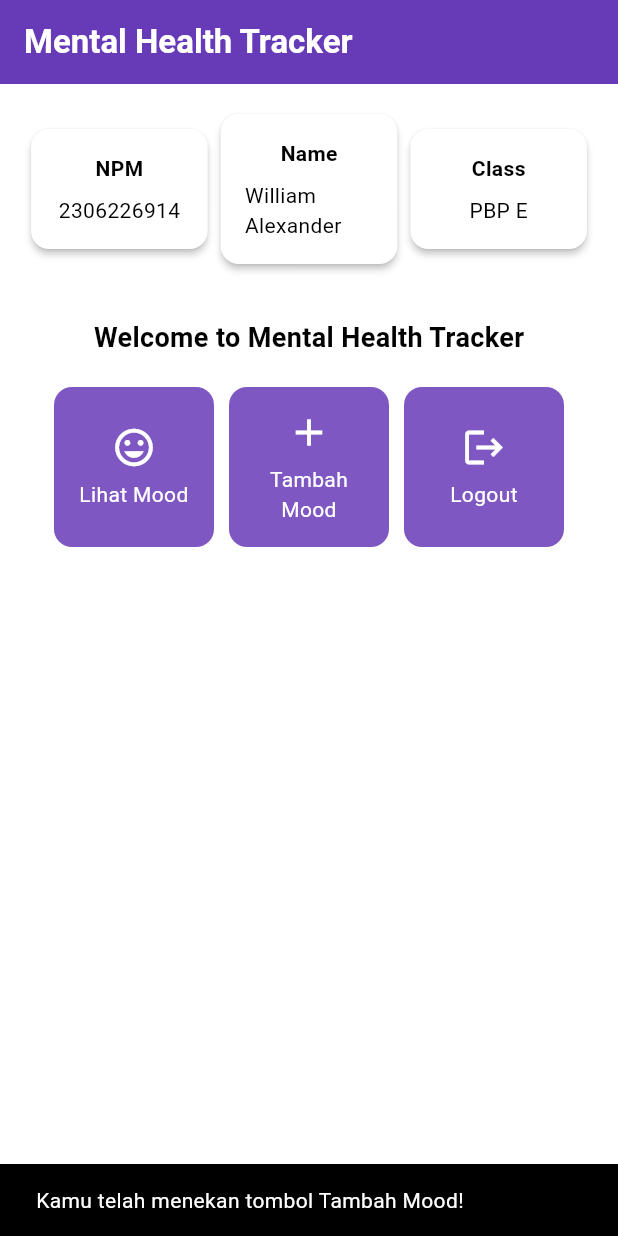
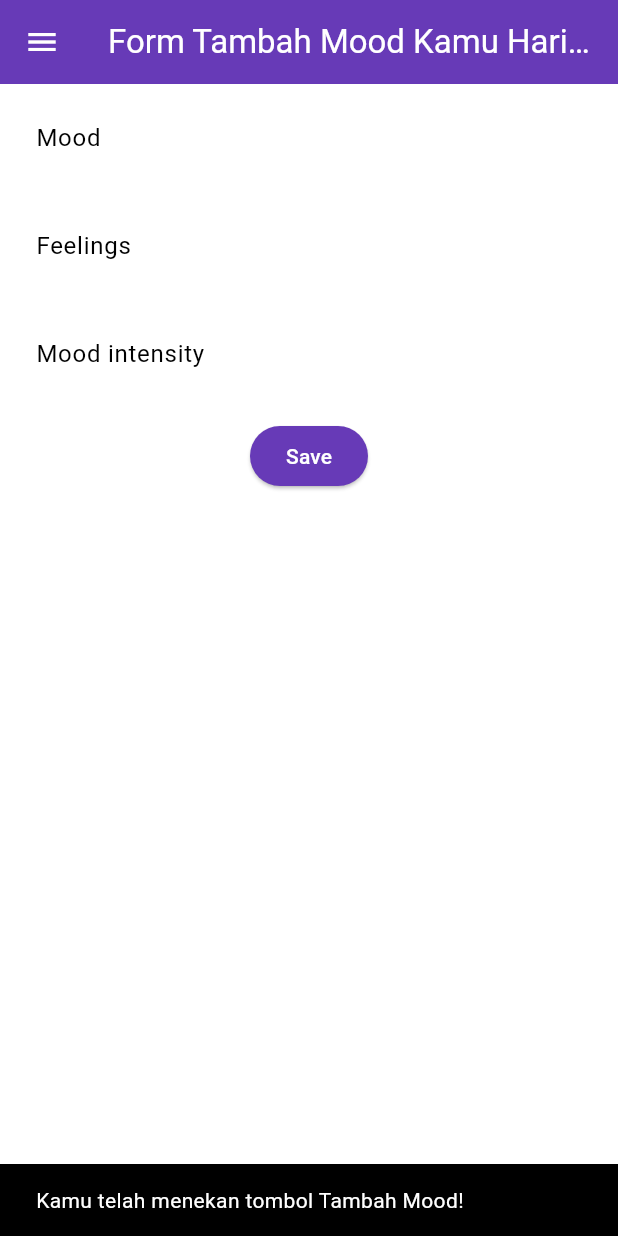
Before and after one commit to williamalxndr/mental-health-tracker-mobile, a Flutter app: the screen it shows after launch, after a tap on "Tambah Mood", on a phone screen of 412 x 824 dp. Run offline on Flutter 3.47's test engine with Material 3 defaults, Android fonts, the phone set to English and light mode, and no system bars.

Commit message:
tutorial 7 done

```diff
--- a/lib/menu.dart
+++ b/lib/screen/menu.dart
@@ -1,4 +1,6 @@
 import 'package:flutter/material.dart';
+import 'package:mental_health_tracker/widgets/left_drawer.dart';
+import 'package:mental_health_tracker/screen/moodentry_form.dart';
 
 class ItemCard extends StatelessWidget {
   // Menampilkan kartu dengan ikon dan nama.
@@ -23,6 +25,10 @@ class ItemCard extends StatelessWidget {
             ..hideCurrentSnackBar()
             ..showSnackBar(SnackBar(
                 content: Text("Kamu telah menekan tombol ${item.name}!")));
+          if (item.name == "Tambah Mood") {
+              Navigator.push(context,
+                MaterialPageRoute(builder: (context) => const MoodEntryFormPage()));
+            }
         },
         // Container untuk menyimpan Icon dan Text
         child: Container(
@@ -122,7 +128,11 @@ class MyHomePage extends StatelessWidget {
         ),
         // Warna latar belakang AppBar diambil dari skema warna tema aplikasi.
         backgroundColor: Theme.of(context).colorScheme.primary,
+        // Mengganti warna icon drawer menjadi putih
+        iconTheme: const IconThemeData(color: Colors.white),
       ),
+      // Masukkan drawer sebagai parameter nilai drawer dari widget Scaffold
+      drawer: const LeftDrawer(),
       // Body halaman dengan padding di sekelilingnya.
       body: Padding(
         padding: const EdgeInsets.all(16.0),
--- /dev/null
+++ b/lib/screen/moodentry_form.dart
@@ -0,0 +1,161 @@
+import 'package:flutter/material.dart';
+import 'package:mental_health_tracker/widgets/left_drawer.dart';
+
+class MoodEntryFormPage extends StatefulWidget {
+  const MoodEntryFormPage({super.key});
+
+  @override
+  State<MoodEntryFormPage> createState() => _MoodEntryFormPageState();
+}
+
+class _MoodEntryFormPageState extends State<MoodEntryFormPage> {
+  final _formKey = GlobalKey<FormState>();
+  String _mood = "";
+	String _feelings = "";
+	int _moodIntensity = 0;
+
+  @override
+  Widget build(BuildContext context) {
+    return Scaffold(
+      appBar: AppBar(
+        title: const Center(
+          child: Text(
+            'Form Tambah Mood Kamu Hari ini',
+          ),
+        ),
+        backgroundColor: Theme.of(context).colorScheme.primary,
+        foregroundColor: Colors.white,
+      ),
+      drawer: const LeftDrawer(),
+      body: Form(
+        key: _formKey,
+        child: SingleChildScrollView(
+          child: Column(
+            crossAxisAlignment: CrossAxisAlignment.start,
+            children: [
+              Padding(
+                padding: const EdgeInsets.all(8.0),
+                child: TextFormField(
+                  decoration: InputDecoration(
+                    hintText: "Mood",
+                    labelText: "Mood",
+                    border: OutlineInputBorder(
+                      borderRadius: BorderRadius.circular(5.0),
+                    ),
+                  ),
+                  onChanged: (String? value) {
+                    setState(() {
+                      _mood = value!;
+                    });
+                  },
+                  validator: (String? value) {
+                    if (value == null || value.isEmpty) {
+                      return "Mood tidak boleh kosong!";
+                    }
+                    return null;
+                  },
+                ),
+              ),
+              Padding(
+              padding: const EdgeInsets.all(8.0),
+              child: TextFormField(
+                decoration: InputDecoration(
+                  hintText: "Feelings",
+                  labelText: "Feelings",
+                  border: OutlineInputBorder(
+                    borderRadius: BorderRadius.circular(5.0),
+                  ),
+                ),
+                onChanged: (String? value) {
+                  setState(() {
+                    _feelings = value!;
+                  });
+                },
+                validator: (String? value) {
+                  if (value == null || value.isEmpty) {
+                    return "Feelings tidak boleh kosong!";
+                  }
+                  return null;
+                },
+              ),
+            ),
+              Padding(
+                padding: const EdgeInsets.all(8.0),
+                child: TextFormField(
+                  decoration: InputDecoration(
+                    hintText: "Mood intensity",
+                    labelText: "Mood intensity",
+                    border: OutlineInputBorder(
+                      borderRadius: BorderRadius.circular(5.0),
+                    ),
+                  ),
+                  onChanged: (String? value) {
+                    setState(() {
+                      _moodIntensity = int.tryParse(value!) ?? 0;
+                    });
+                  },
+                  validator: (String? value) {
+                    if (value == null || value.isEmpty) {
+                      return "Mood intensity tidak boleh kosong!";
+                    }
+                    if (int.tryParse(value) == null) {
+                      return "Mood intensity harus berupa angka!";
+                    }
+                    return null;
+                  },
+                ),
+              ),
+              Align(
+                alignment: Alignment.bottomCenter,
+                child: Padding(
+                  padding: const EdgeInsets.all(8.0),
+                  child: ElevatedButton(
+                    style: ButtonStyle(
+                      backgroundColor: WidgetStateProperty.all(
+                          Theme.of(context).colorScheme.primary),
+                    ),
+                    onPressed: () {
+                      if (_formKey.currentState!.validate()) {
+                        showDialog(
+                          context: context,
+                          builder: (context) {
+                            return AlertDialog(
+                              title: const Text('Mood berhasil tersimpan'),
+                              content: SingleChildScrollView(
+                                child: Column(
+                                  crossAxisAlignment: CrossAxisAlignment.start,
+                                  children: [
+                                    Text('Mood: $_mood'),
+                                    Text('Feelings: $_feelings'),
+                                    Text('Mood Intensity: $_moodIntensity')
+                                  ],
+                                ),
+                              ),
+                              actions: [
+                                TextButton(
+                                  child: const Text('OK'),
+                                  onPressed: () {
+                                    Navigator.pop(context);
+                                    _formKey.currentState!.reset();
+                                  },
+                                ),
+                              ],
+                            );
+                          },
+                        );
+                      }
+                    },
+                    child: const Text(
+                      "Save",
+                      style: TextStyle(color: Colors.white),
+                    ),
+                  ),
+                ),
+              ),
+            ],
+          ),
+        ),
+      ),
+    );
+  }
+}
--- /dev/null
+++ b/lib/widgets/left_drawer.dart
@@ -0,0 +1,69 @@
+import 'package:flutter/material.dart';
+import 'package:mental_health_tracker/screen/menu.dart';
+import 'package:mental_health_tracker/screen/moodentry_form.dart';
+
+class LeftDrawer extends StatelessWidget {
+  const LeftDrawer({super.key});
+
+  @override
+  Widget build(BuildContext context) {
+    return Drawer(
+      child: ListView(
+        children: [
+          DrawerHeader(
+            decoration: BoxDecoration(
+              color: Theme.of(context).colorScheme.primary,
+            ),
+            child: const Column(
+              children: [
+                Text(
+                  'Mental Health Tracker',
+                  textAlign: TextAlign.center,
+                  style: TextStyle(
+                    fontSize: 24,
+                    fontWeight: FontWeight.bold,
+                    color: Colors.white,
+                  ),
+                ),
+                Padding(padding: EdgeInsets.all(8)),
+                Text(
+                  "Ayo jaga kesehatan mentalmu setiap hari disini!",
+                  textAlign: TextAlign.center,
+                  style: TextStyle(
+                    fontSize: 15,
+                    color: Colors.white,
+                    fontWeight: FontWeight.normal,
+                  ),
+                ),
+              ],
+            )
+          ),
+          ListTile(
+            leading: const Icon(Icons.home_outlined),
+            title: const Text('Halaman Utama'),
+            // Bagian redirection ke MyHomePage
+            onTap: () {
+              Navigator.pushReplacement(
+                  context,
+                  MaterialPageRoute(
+                    builder: (context) => MyHomePage(),
+                  ));
+            },
+          ),
+          ListTile(
+            leading: const Icon(Icons.mood),
+            title: const Text('Tambah Mood'),
+            // Bagian redirection ke MoodEntryFormPage
+            onTap: () {
+                Navigator.pushReplacement(
+                  context,
+                  MaterialPageRoute(
+                    builder: (context) => const MoodEntryFormPage(),
+                  ));
+            },
+          )
+        ],
+      ),
+    );
+  }
+}
```
Also changed, not shown: lib/main.dart (+1 -16 lines), lib/widgets/mood_card.dart (added, +66 -0 lines).
